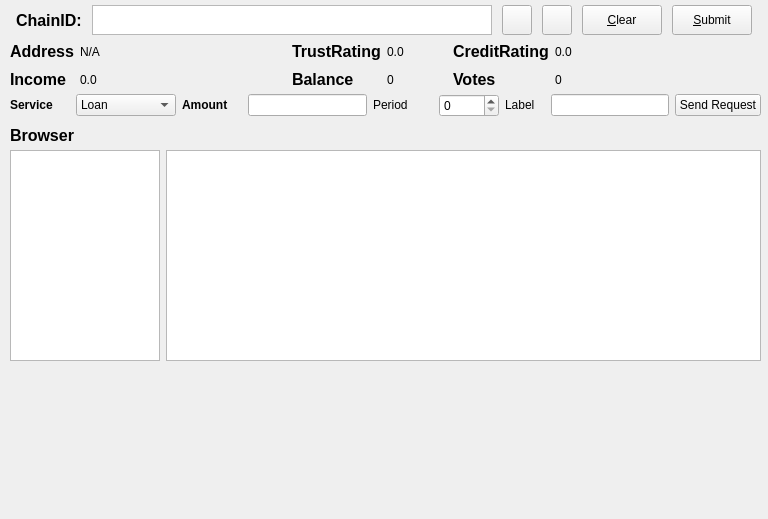
The window that src/qt/forms/databasebrowserwidget.ui (thelonecrouton/bitcredit) describes before a commit, drawn with Qt 5.
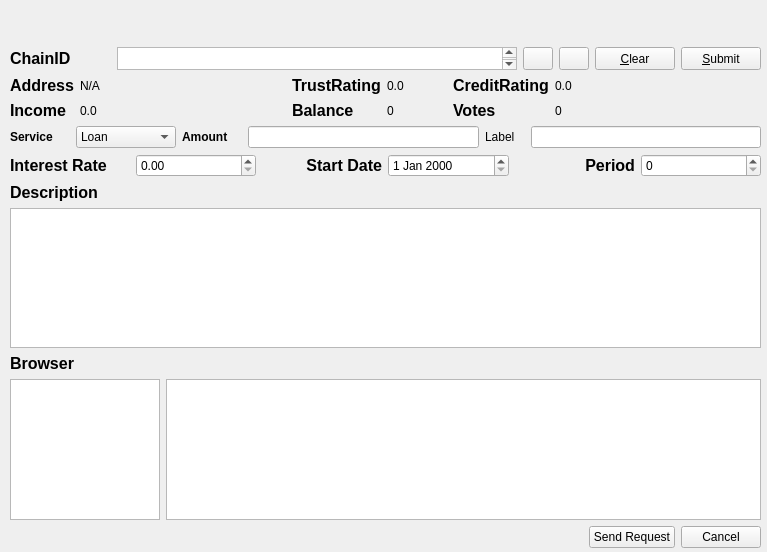
The same window after the commit. Icons and pictures are not drawn. Custom widgets are drawn as their Qt base class.

```diff
--- a/src/qt/forms/databasebrowserwidget.ui
+++ b/src/qt/forms/databasebrowserwidget.ui
@@ -6,8 +6,8 @@
    <rect>
     <x>0</x>
     <y>0</y>
-    <width>768</width>
-    <height>519</height>
+    <width>767</width>
+    <height>552</height>
    </rect>
   </property>
   <property name="sizePolicy">
@@ -19,73 +19,28 @@
   <property name="windowTitle">
    <string>Qt SQL Browser</string>
   </property>
-  <widget class="QWidget" name="horizontalLayoutWidget">
+  <widget class="QWidget" name="verticalLayoutWidget">
    <property name="geometry">
     <rect>
      <x>10</x>
-     <y>150</y>
+     <y>47</y>
      <width>751</width>
-     <height>211</height>
+     <height>501</height>
     </rect>
    </property>
+   <layout class="QVBoxLayout" name="verticalLayout">
+    <item>
    <layout class="QHBoxLayout" name="horizontalLayout_2">
     <item>
-     <widget class="ConnectionWidget" name="connectionWidget">
-      <property name="sizePolicy">
-       <sizepolicy hsizetype="Fixed" vsizetype="Fixed">
-        <horstretch>1</horstretch>
-        <verstretch>0</verstretch>
-       </sizepolicy>
-      </property>
-      <property name="maximumSize">
-       <size>
-        <width>150</width>
-        <height>340</height>
-       </size>
-      </property>
-     </widget>
-    </item>
-    <item>
-     <widget class="QTableView" name="table">
-      <property name="sizePolicy">
-       <sizepolicy hsizetype="Expanding" vsizetype="Expanding">
-        <horstretch>2</horstretch>
-        <verstretch>0</verstretch>
-       </sizepolicy>
-      </property>
-      <property name="contextMenuPolicy">
-       <enum>Qt::ActionsContextMenu</enum>
-      </property>
-      <property name="selectionBehavior">
-       <enum>QAbstractItemView::SelectRows</enum>
-      </property>
-     </widget>
-    </item>
-   </layout>
-  </widget>
-  <widget class="QWidget" name="layoutWidget">
-   <property name="geometry">
-    <rect>
-     <x>10</x>
-     <y>0</y>
-     <width>751</width>
-     <height>41</height>
-    </rect>
-   </property>
-   <layout class="QHBoxLayout" name="horizontalLayout">
-    <property name="spacing">
-     <number>4</number>
-    </property>
-    <item>
      <widget class="QLabel" name="label">
       <property name="sizePolicy">
-       <sizepolicy hsizetype="Fixed" vsizetype="Fixed">
+         <sizepolicy hsizetype="Preferred" vsizetype="Preferred">
         <horstretch>0</horstretch>
         <verstretch>0</verstretch>
        </sizepolicy>
       </property>
       <property name="text">
-       <string>&lt;html&gt;&lt;head/&gt;&lt;body&gt;&lt;p&gt;&lt;span style=&quot; font-size:12pt; font-weight:600;&quot;&gt;ChainID:&lt;/span&gt;&lt;/p&gt;&lt;/body&gt;&lt;/html&gt;</string>
+         <string>&lt;html&gt;&lt;head/&gt;&lt;body&gt;&lt;p&gt;&lt;span style=&quot; font-size:12pt; font-weight:600;&quot;&gt;ChainID&lt;/span&gt;&lt;/p&gt;&lt;/body&gt;&lt;/html&gt;</string>
       </property>
      </widget>
     </item>
@@ -205,173 +160,16 @@
      </widget>
     </item>
    </layout>
-  </widget>
-  <widget class="QWidget" name="horizontalLayoutWidget_2">
-   <property name="geometry">
-    <rect>
-     <x>10</x>
-     <y>90</y>
-     <width>751</width>
-     <height>31</height>
-    </rect>
-   </property>
-   <layout class="QHBoxLayout" name="horizontalLayout_3">
-    <item>
-     <widget class="QLabel" name="label_2">
-      <property name="sizePolicy">
-       <sizepolicy hsizetype="Fixed" vsizetype="Fixed">
-        <horstretch>0</horstretch>
-        <verstretch>0</verstretch>
-       </sizepolicy>
-      </property>
-      <property name="minimumSize">
-       <size>
-        <width>60</width>
-        <height>20</height>
-       </size>
-      </property>
-      <property name="text">
-       <string>&lt;html&gt;&lt;head/&gt;&lt;body&gt;&lt;p&gt;&lt;span style=&quot; font-weight:600;&quot;&gt;Service&lt;/span&gt;&lt;/p&gt;&lt;/body&gt;&lt;/html&gt;</string>
-      </property>
-     </widget>
     </item>
     <item>
-     <widget class="QComboBox" name="comboBox">
-      <property name="sizePolicy">
-       <sizepolicy hsizetype="Fixed" vsizetype="Fixed">
-        <horstretch>0</horstretch>
-        <verstretch>0</verstretch>
-       </sizepolicy>
-      </property>
-      <property name="minimumSize">
-       <size>
-        <width>100</width>
-        <height>20</height>
-       </size>
-      </property>
-      <item>
-       <property name="text">
-        <string>Loan</string>
-       </property>
-      </item>
-      <item>
-       <property name="text">
-        <string>Escrow</string>
-       </property>
-      </item>
-     </widget>
-    </item>
-    <item>
-     <widget class="QLabel" name="label_6">
-      <property name="sizePolicy">
-       <sizepolicy hsizetype="Fixed" vsizetype="Fixed">
-        <horstretch>0</horstretch>
-        <verstretch>0</verstretch>
-       </sizepolicy>
-      </property>
-      <property name="minimumSize">
-       <size>
-        <width>60</width>
-        <height>20</height>
-       </size>
-      </property>
-      <property name="text">
-       <string>&lt;html&gt;&lt;head/&gt;&lt;body&gt;&lt;p&gt;&lt;span style=&quot; font-weight:600;&quot;&gt;Amount&lt;/span&gt;&lt;/p&gt;&lt;/body&gt;&lt;/html&gt;</string>
-      </property>
-     </widget>
-    </item>
-    <item>
-     <widget class="BitcreditAmountField" name="payAmount">
-      <property name="toolTip">
-       <string>Amount to send</string>
-      </property>
-      <property name="styleSheet">
-       <string notr="true"/>
-      </property>
-     </widget>
-    </item>
-    <item>
-     <widget class="QLabel" name="label_8">
-      <property name="sizePolicy">
-       <sizepolicy hsizetype="Fixed" vsizetype="Fixed">
-        <horstretch>0</horstretch>
-        <verstretch>0</verstretch>
-       </sizepolicy>
-      </property>
-      <property name="minimumSize">
-       <size>
-        <width>60</width>
-        <height>20</height>
-       </size>
-      </property>
-      <property name="text">
-       <string>Period</string>
-      </property>
-     </widget>
-    </item>
-    <item>
-     <widget class="QSpinBox" name="spinBox">
-      <property name="sizePolicy">
-       <sizepolicy hsizetype="Fixed" vsizetype="Fixed">
-        <horstretch>0</horstretch>
-        <verstretch>0</verstretch>
-       </sizepolicy>
-      </property>
-      <property name="minimumSize">
-       <size>
-        <width>60</width>
-        <height>20</height>
-       </size>
-      </property>
-      <property name="baseSize">
-       <size>
-        <width>50</width>
-        <height>0</height>
-       </size>
-      </property>
-     </widget>
-    </item>
-    <item>
-     <widget class="QLabel" name="label_10">
-      <property name="sizePolicy">
-       <sizepolicy hsizetype="Fixed" vsizetype="Fixed">
-        <horstretch>0</horstretch>
-        <verstretch>0</verstretch>
-       </sizepolicy>
-      </property>
-      <property name="minimumSize">
-       <size>
-        <width>40</width>
-        <height>20</height>
-       </size>
-      </property>
-      <property name="text">
-       <string>Label</string>
-      </property>
-     </widget>
-    </item>
-    <item>
-     <widget class="QLineEdit" name="lineEdit"/>
-    </item>
-    <item>
-     <widget class="QPushButton" name="pushButton">
-      <property name="text">
-       <string>Send Request</string>
-      </property>
-     </widget>
-    </item>
-   </layout>
-  </widget>
-  <widget class="QWidget" name="gridLayoutWidget">
-   <property name="geometry">
-    <rect>
-     <x>10</x>
-     <y>40</y>
-     <width>751</width>
-     <height>51</height>
-    </rect>
-   </property>
    <layout class="QGridLayout" name="gridLayout">
+      <item row="0" column="7">
+       <widget class="QLabel" name="creditrating">
+        <property name="text">
+         <string>0.0</string>
+        </property>
+       </widget>
+      </item>
     <item row="1" column="3">
      <widget class="QLabel" name="label_11">
       <property name="sizePolicy">
@@ -444,6 +242,13 @@
       </property>
      </widget>
     </item>
+      <item row="1" column="7">
+       <widget class="QLabel" name="votess">
+        <property name="text">
+         <string>0</string>
+        </property>
+       </widget>
+      </item>
     <item row="1" column="0">
      <widget class="QLabel" name="label_9">
       <property name="sizePolicy">
@@ -464,8 +269,8 @@
       </property>
      </widget>
     </item>
-    <item row="1" column="7">
-     <widget class="QLabel" name="votes">
+      <item row="1" column="5">
+       <widget class="QLabel" name="balancer">
       <property name="text">
        <string>0</string>
       </property>
@@ -478,34 +283,227 @@
       </property>
      </widget>
     </item>
-    <item row="0" column="7">
-     <widget class="QLabel" name="creditrating">
+     </layout>
+    </item>
+    <item>
+     <layout class="QHBoxLayout" name="horizontalLayout_3">
+      <item>
+       <widget class="QLabel" name="label_2">
+        <property name="sizePolicy">
+         <sizepolicy hsizetype="Fixed" vsizetype="Fixed">
+          <horstretch>0</horstretch>
+          <verstretch>0</verstretch>
+         </sizepolicy>
+        </property>
+        <property name="minimumSize">
+         <size>
+          <width>60</width>
+          <height>20</height>
+         </size>
+        </property>
       <property name="text">
-       <string>0.0</string>
+         <string>&lt;html&gt;&lt;head/&gt;&lt;body&gt;&lt;p&gt;&lt;span style=&quot; font-weight:600;&quot;&gt;Service&lt;/span&gt;&lt;/p&gt;&lt;/body&gt;&lt;/html&gt;</string>
       </property>
      </widget>
     </item>
-    <item row="1" column="5">
-     <widget class="QLabel" name="balancer">
+      <item>
+       <widget class="QComboBox" name="comboBox">
+        <property name="sizePolicy">
+         <sizepolicy hsizetype="Fixed" vsizetype="Fixed">
+          <horstretch>0</horstretch>
+          <verstretch>0</verstretch>
+         </sizepolicy>
+        </property>
+        <property name="minimumSize">
+         <size>
+          <width>100</width>
+          <height>20</height>
+         </size>
+        </property>
+        <item>
       <property name="text">
-       <string>0</string>
-      </property>
-     </widget>
-    </item>
-   </layout>
-  </widget>
+          <string>Loan</string>
+         </property>
+        </item>
+        <item>
+         <property name="text">
+          <string>Escrow</string>
+         </property>
+        </item>
+       </widget>
+      </item>
+      <item>
+       <widget class="QLabel" name="label_6">
+        <property name="sizePolicy">
+         <sizepolicy hsizetype="Fixed" vsizetype="Fixed">
+          <horstretch>0</horstretch>
+          <verstretch>0</verstretch>
+         </sizepolicy>
+        </property>
+        <property name="minimumSize">
+         <size>
+          <width>60</width>
+          <height>20</height>
+         </size>
+        </property>
+        <property name="text">
+         <string>&lt;html&gt;&lt;head/&gt;&lt;body&gt;&lt;p&gt;&lt;span style=&quot; font-weight:600;&quot;&gt;Amount&lt;/span&gt;&lt;/p&gt;&lt;/body&gt;&lt;/html&gt;</string>
+        </property>
+       </widget>
+      </item>
+      <item>
+       <widget class="BitcreditAmountField" name="payAmount">
+        <property name="toolTip">
+         <string>Amount to send</string>
+        </property>
+        <property name="styleSheet">
+         <string notr="true"/>
+        </property>
+       </widget>
+      </item>
+      <item>
+       <widget class="QLabel" name="label_10">
+        <property name="sizePolicy">
+         <sizepolicy hsizetype="Fixed" vsizetype="Fixed">
+          <horstretch>0</horstretch>
+          <verstretch>0</verstretch>
+         </sizepolicy>
+        </property>
+        <property name="minimumSize">
+         <size>
+          <width>40</width>
+          <height>20</height>
+         </size>
+        </property>
+        <property name="text">
+         <string>Label</string>
+        </property>
+       </widget>
+      </item>
+      <item>
+       <widget class="QLineEdit" name="lineEdit"/>
+      </item>
+     </layout>
+    </item>
+    <item>
+     <layout class="QHBoxLayout" name="horizontalLayout_5">
+      <item>
+       <widget class="QLabel" name="label_17">
+        <property name="text">
+         <string>&lt;html&gt;&lt;head/&gt;&lt;body&gt;&lt;p&gt;&lt;span style=&quot; font-size:12pt; font-weight:600;&quot;&gt;Interest Rate&lt;/span&gt;&lt;/p&gt;&lt;/body&gt;&lt;/html&gt;</string>
+        </property>
+       </widget>
+      </item>
+      <item>
+       <widget class="QDoubleSpinBox" name="doubleSpinBox_2"/>
+      </item>
+      <item>
+       <widget class="QLabel" name="label_18">
+        <property name="text">
+         <string>&lt;html&gt;&lt;head/&gt;&lt;body&gt;&lt;p align=&quot;right&quot;&gt;&lt;span style=&quot; font-size:12pt; font-weight:600;&quot;&gt;Start Date&lt;/span&gt;&lt;/p&gt;&lt;/body&gt;&lt;/html&gt;</string>
+        </property>
+       </widget>
+      </item>
+      <item>
+       <widget class="QDateEdit" name="dateEdit_2"/>
+      </item>
+      <item>
+       <widget class="QLabel" name="label_19">
+        <property name="text">
+         <string>&lt;html&gt;&lt;head/&gt;&lt;body&gt;&lt;p align=&quot;right&quot;&gt;&lt;span style=&quot; font-size:12pt; font-weight:600;&quot;&gt;Period&lt;/span&gt;&lt;/p&gt;&lt;/body&gt;&lt;/html&gt;</string>
+        </property>
+       </widget>
+      </item>
+      <item>
+       <widget class="QSpinBox" name="spinBox_2"/>
+      </item>
+     </layout>
+    </item>
+    <item>
+     <widget class="QLabel" name="label_14">
+      <property name="text">
+       <string>&lt;html&gt;&lt;head/&gt;&lt;body&gt;&lt;p&gt;&lt;span style=&quot; font-size:12pt; font-weight:600;&quot;&gt;Description&lt;/span&gt;&lt;/p&gt;&lt;/body&gt;&lt;/html&gt;</string>
+      </property>
+     </widget>
+    </item>
+    <item>
+     <widget class="QTextEdit" name="description"/>
+    </item>
+    <item>
   <widget class="QLabel" name="label_13">
-   <property name="geometry">
-    <rect>
-     <x>10</x>
-     <y>120</y>
-     <width>749</width>
-     <height>31</height>
-    </rect>
-   </property>
    <property name="text">
     <string>&lt;html&gt;&lt;head/&gt;&lt;body&gt;&lt;p&gt;&lt;span style=&quot; font-size:12pt; font-weight:600;&quot;&gt;Browser&lt;/span&gt;&lt;/p&gt;&lt;/body&gt;&lt;/html&gt;</string>
    </property>
+     </widget>
+    </item>
+    <item>
+     <layout class="QHBoxLayout" name="horizontalLayout">
+      <item>
+       <widget class="ConnectionWidget" name="connectionWidget">
+        <property name="sizePolicy">
+         <sizepolicy hsizetype="Expanding" vsizetype="Expanding">
+          <horstretch>1</horstretch>
+          <verstretch>0</verstretch>
+         </sizepolicy>
+        </property>
+        <property name="maximumSize">
+         <size>
+          <width>150</width>
+          <height>340</height>
+         </size>
+        </property>
+       </widget>
+      </item>
+      <item>
+       <widget class="QTableView" name="table">
+        <property name="sizePolicy">
+         <sizepolicy hsizetype="Expanding" vsizetype="Expanding">
+          <horstretch>2</horstretch>
+          <verstretch>0</verstretch>
+         </sizepolicy>
+        </property>
+        <property name="contextMenuPolicy">
+         <enum>Qt::ActionsContextMenu</enum>
+        </property>
+        <property name="selectionBehavior">
+         <enum>QAbstractItemView::SelectRows</enum>
+        </property>
+       </widget>
+      </item>
+     </layout>
+    </item>
+    <item>
+     <layout class="QHBoxLayout" name="horizontalLayout_4">
+      <item>
+       <spacer name="horizontalSpacer">
+        <property name="orientation">
+         <enum>Qt::Horizontal</enum>
+        </property>
+        <property name="sizeHint" stdset="0">
+         <size>
+          <width>40</width>
+          <height>20</height>
+         </size>
+        </property>
+       </spacer>
+      </item>
+      <item>
+       <widget class="QPushButton" name="pushButton">
+        <property name="text">
+         <string>Send Request</string>
+        </property>
+       </widget>
+      </item>
+      <item>
+       <widget class="QPushButton" name="pushButton_2">
+        <property name="text">
+         <string>Cancel</string>
+        </property>
+       </widget>
+      </item>
+     </layout>
+    </item>
+   </layout>
   </widget>
   <action name="insertRowAction">
    <property name="enabled">
```
Lines whose indentation alone changed are shown as unchanged.
